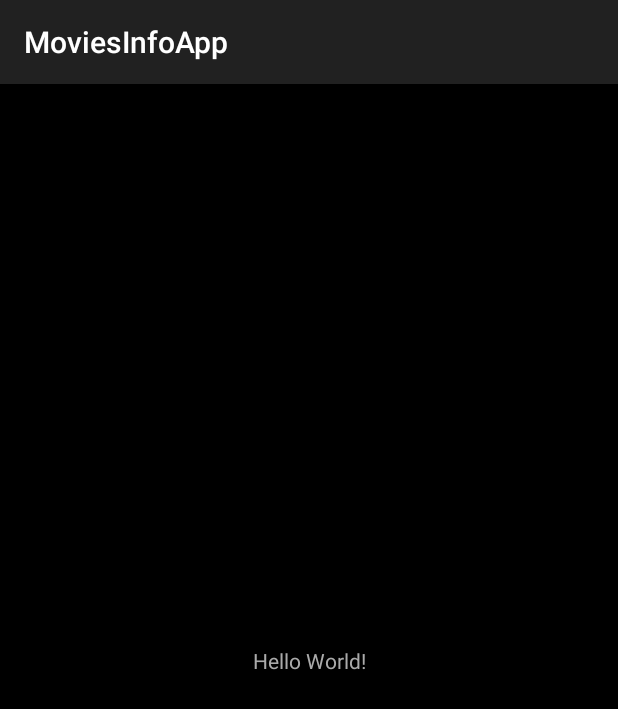
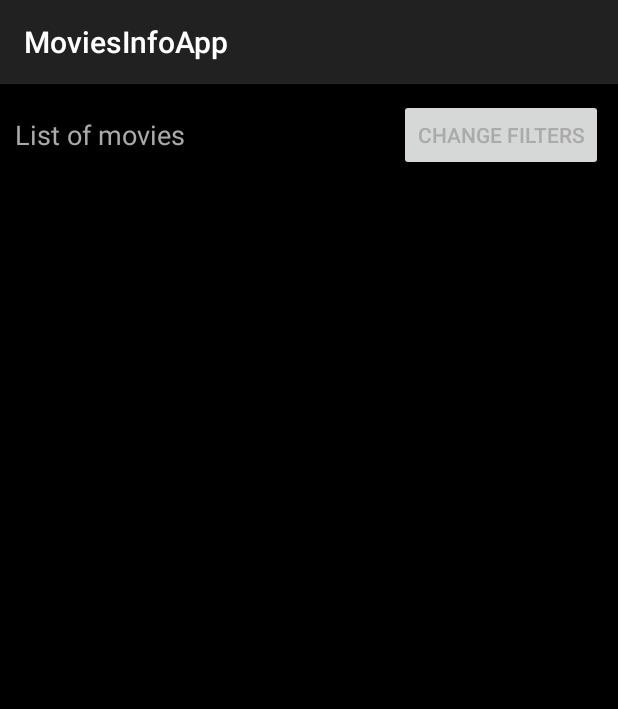
Before and after one commit to jovanadj95/singi_project, an Android app: the screen it shows after launch (MainActivity), on a phone screen of 412 x 824 dp. Shown: the top 709 px of the screen. Run offline under Robolectric (Android 15) with nearby library versions, the light colour scheme and no system bars.

Commit message:
Added layouts

```diff
--- a/app/src/main/AndroidManifest.xml
+++ b/app/src/main/AndroidManifest.xml
@@ -16,6 +16,8 @@
                 <category android:name="android.intent.category.LAUNCHER" />
             </intent-filter>
         </activity>
+        <activity android:name=".MovieDetailsActivity" />
+        <activity android:name=".FiltersActivity"></activity>
     </application>
 
 </manifest>
--- a/app/src/main/res/layout/activity_main.xml
+++ b/app/src/main/res/layout/activity_main.xml
@@ -1,18 +1,37 @@
 <?xml version="1.0" encoding="utf-8"?>
-<android.support.constraint.ConstraintLayout xmlns:android="http://schemas.android.com/apk/res/android"
-    xmlns:app="http://schemas.android.com/apk/res-auto"
+<LinearLayout xmlns:android="http://schemas.android.com/apk/res/android"
     xmlns:tools="http://schemas.android.com/tools"
+    android:id="@+id/activity_main"
     android:layout_width="match_parent"
     android:layout_height="match_parent"
+    android:layout_margin="10dp"
+    android:orientation="vertical"
     tools:context=".MainActivity">
 
-    <TextView
-        android:layout_width="wrap_content"
+    <RelativeLayout
+        android:layout_width="match_parent"
+        android:layout_height="wrap_content">
+
+        <TextView
+            android:layout_width="match_parent"
+            android:layout_height="wrap_content"
+            android:layout_centerVertical="true"
+            android:text="@string/list_of_movies"
+            android:textSize="18sp" />
+
+        <Button
+            android:id="@+id/changeFilters"
+            android:layout_width="wrap_content"
+            android:layout_height="wrap_content"
+            android:layout_alignParentEnd="true"
+            android:layout_alignParentRight="true"
+            android:text="@string/change_filters_button" />
+    </RelativeLayout>
+
+    <android.support.v7.widget.RecyclerView
+        android:id="@+id/previous_list"
+        android:layout_width="match_parent"
         android:layout_height="wrap_content"
-        android:text="Hello World!"
-        app:layout_constraintBottom_toBottomOf="parent"
-        app:layout_constraintLeft_toLeftOf="parent"
-        app:layout_constraintRight_toRightOf="parent"
-        app:layout_constraintTop_toTopOf="parent" />
+        android:layout_marginTop="10dp" />
 
-</android.support.constraint.ConstraintLayout>
+</LinearLayout>
--- a/app/src/main/res/values/strings.xml
+++ b/app/src/main/res/values/strings.xml
@@ -1,3 +1,11 @@
 <resources>
     <string name="app_name">MoviesInfoApp</string>
+    <string name="list_of_movies">List of movies</string>
+    <string name="change_filters_button">Change filters</string>
+    <string name="deadpool_plot">Wisecracking mercenary Deadpool battles the evil and powerful Cable and other bad guys to save a boy\'s life.</string>
+    <string name="deadpool_actors">Josh Brolin, Ryan Reynolds, Morena Baccarin, Zazie Beetz</string>
+    <string name="deadpool_2">Deadpool 2</string>
+    <string name="deadpool_avg_rating">IMDB Vote Average: 7.9</string>
+    <string name="change_filters">Change filters:</string>
+    <string name="save_filters">Save filters</string>
 </resources>
```
Also changed, not shown: app/build.gradle (+13 -0 lines), app/src/main/java/com/singidunum/moviesinfoapp/FiltersActivity.java (added, +13 -0 lines), app/src/main/java/com/singidunum/moviesinfoapp/MovieDetailsActivity.java (added, +13 -0 lines), app/src/main/res/layout/activity_filters.xml (added, +33 -0 lines), app/src/main/res/layout/activity_movie.xml (added, +56 -0 lines), app/src/main/res/layout/activity_movie_details.xml (added, +25 -0 lines), app/src/main/res/drawable/deadpool2.jpg (added).
